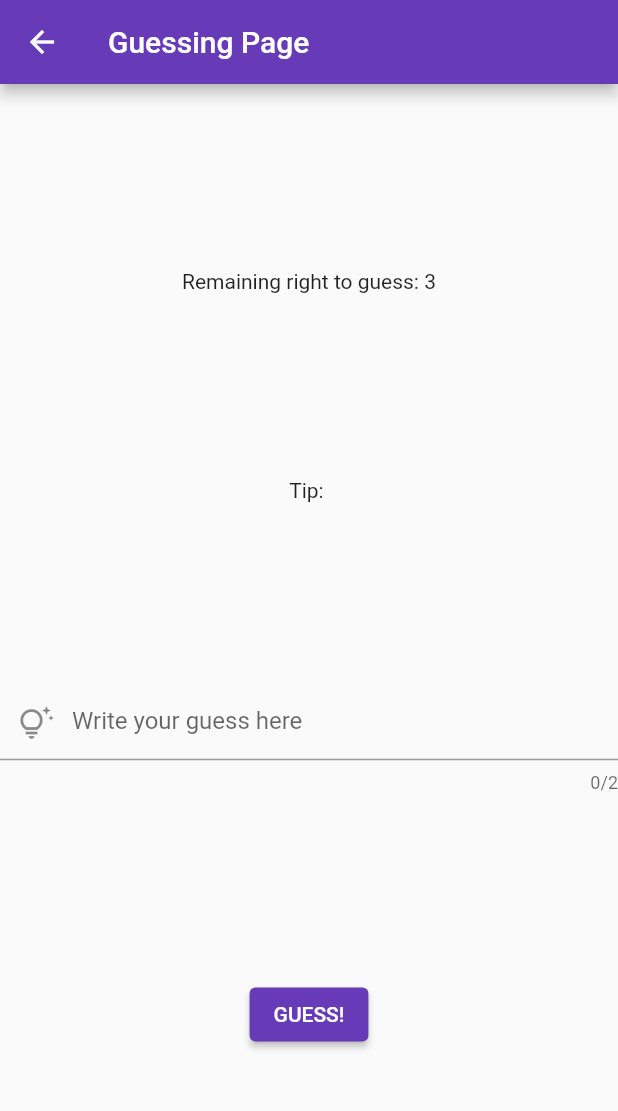
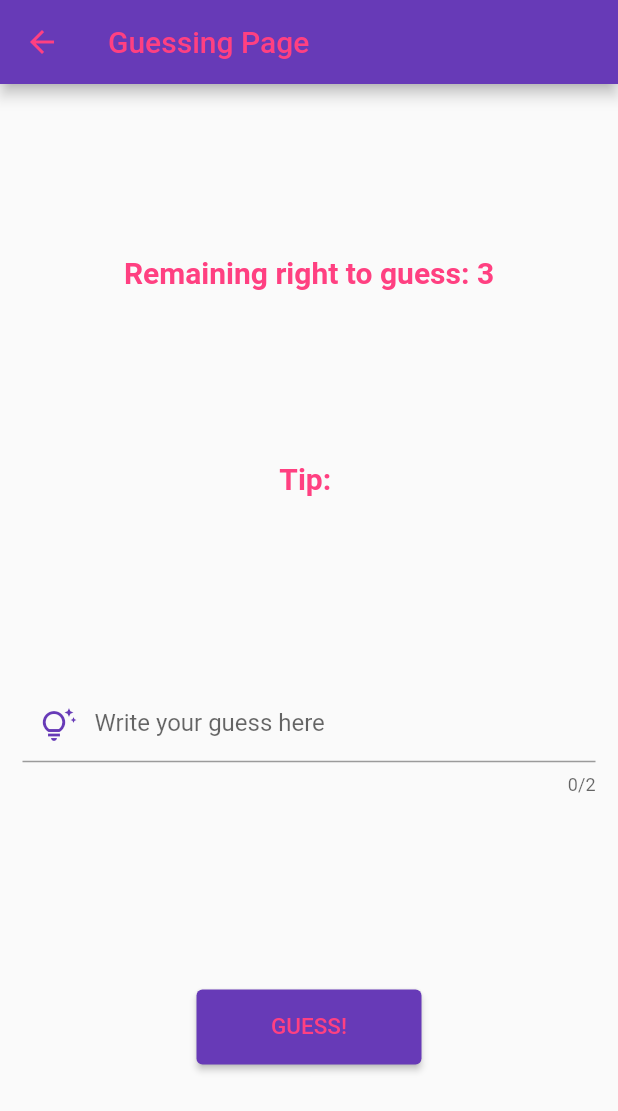
Before and after one commit to Sdrs81/Number_Guessing_Game-Flutter, a Flutter app: the screen it shows after launch, after a tap on "Start the game", on a phone screen of 412 x 824 dp. Shown: the top 1111 px of the screen. Run offline on Flutter 3.47's test engine with Material 2 defaults, Android fonts, the phone set to English and light mode, and no system bars.

Commit message:
Design changes have been added

```diff
--- a/lib/GuessingPage.dart
+++ b/lib/GuessingPage.dart
@@ -28,25 +28,37 @@ class _GuessingPageState extends State<GuessingPage> {
   Widget build(BuildContext context) {
     return Scaffold(
       appBar: AppBar(
-        title: Text("Guessing Page"),
+        leading: IconButton(
+          icon: Icon(Icons.arrow_back,color: Colors.pinkAccent,),
+          onPressed: (){
+            Navigator.pop(context);
+          },
+        ),
+        title: Text("Guessing Page",style: TextStyle(color: Colors.pinkAccent),),
       ),
       body: Center(
         child: Column(
           mainAxisAlignment: MainAxisAlignment.spaceEvenly,
           children: [
-            Text("Remaining right to guess: $remainingRightToGuess"),
-            Text("Tip: $tip"),
-            TextField(
+            Text("Remaining right to guess: $remainingRightToGuess",style: TextStyle(color: Colors.pinkAccent,fontWeight: FontWeight.bold, fontSize: 20),),
+            Text("Tip: $tip",style: TextStyle(color: Colors.pinkAccent,fontWeight: FontWeight.bold, fontSize: 20)),
+            Padding(
+              padding: const EdgeInsets.all(15.0),
+              child: TextField(
                 controller: tfGuess,
                 maxLength: 2,
                 keyboardType: TextInputType.number,
                 decoration: InputDecoration(
                   hintText: "Write your guess here",
-                prefixIcon: Icon(Icons.tips_and_updates_outlined),
+                  prefixIcon: Icon(Icons.tips_and_updates_outlined,color: Colors.deepPurple,),
                 ),
               ),
-            ElevatedButton(
-              child: Text("GUESS!"),
+            ),
+            SizedBox(
+              height: 50,
+              width: 150,
+              child: ElevatedButton(
+                child: Text("GUESS!",style: TextStyle(color: Colors.pinkAccent,fontSize: 15),),
                 onPressed: (){
 
                   if(tfGuess.text == ""){
@@ -85,6 +97,7 @@ class _GuessingPageState extends State<GuessingPage> {
 
                 },
               ),
+            ),
           ],
         ),
       ),
--- a/lib/main.dart
+++ b/lib/main.dart
@@ -33,20 +33,29 @@ class _AnasayfaState extends State<Anasayfa> {
   Widget build(BuildContext context) {
     return Scaffold(
       appBar: AppBar(
-        title: Text("Home page",),
+        title: Text("Home page",style: TextStyle(color: Colors.pinkAccent),),
       ),
       body: Center(
         child: Column(
-          mainAxisAlignment: MainAxisAlignment.center,
+          mainAxisAlignment: MainAxisAlignment.spaceAround,
           children: [
             Text("Guess The Number !",style: TextStyle(fontSize: 35,fontWeight: FontWeight.bold,color: Colors.pinkAccent),),
             Image.asset("images/zar_resim.png",color: Colors.deepPurple,),
-            ElevatedButton(
-              child: Text("Start the game"),
-              onPressed: (){
-                Navigator.push(context, MaterialPageRoute(builder: (context) => GuessingPage()));
-              },
+            Text("\"Guess the number that between 0-10\"",style: TextStyle(color: Colors.pinkAccent,fontWeight: FontWeight.bold, fontSize: 18)),
+            SizedBox(
+              height: 50,
+              width: 150,
+              child: ElevatedButton(
+                style: ElevatedButton.styleFrom(
+                  backgroundColor: Colors.pinkAccent,
+                ),
+                child: Text("Start the game",style: TextStyle(fontSize: 15,color: Colors.deepPurple),),
+                onPressed: (){
+                  Navigator.push(context, MaterialPageRoute(builder: (context) => GuessingPage()));
+                },
+              ),
             ),
+            Text("Powered by Sdrs81",style: TextStyle(color: Colors.deepPurple)),
           ],
         ),
       ),
```
Also changed, not shown: lib/ResultPage.dart (+21 -9 lines). Lines whose indentation alone changed are shown as unchanged.
